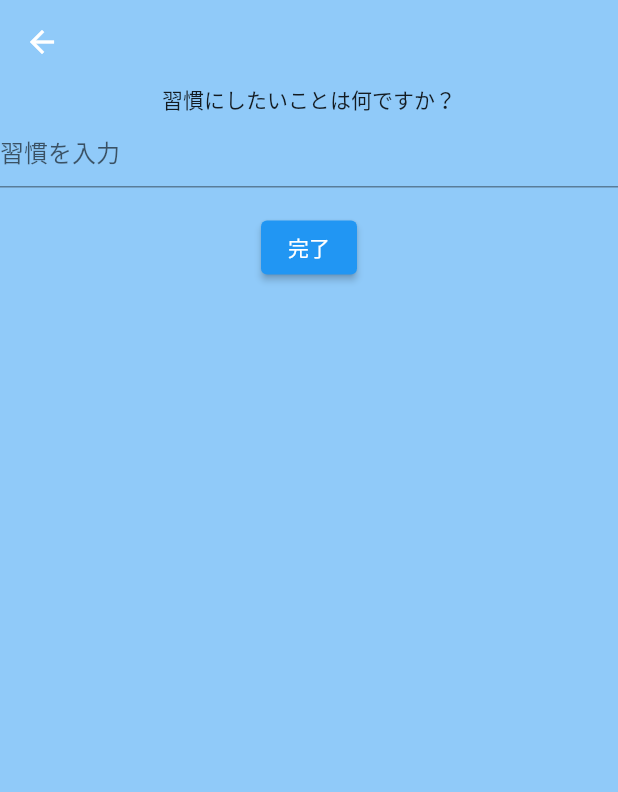
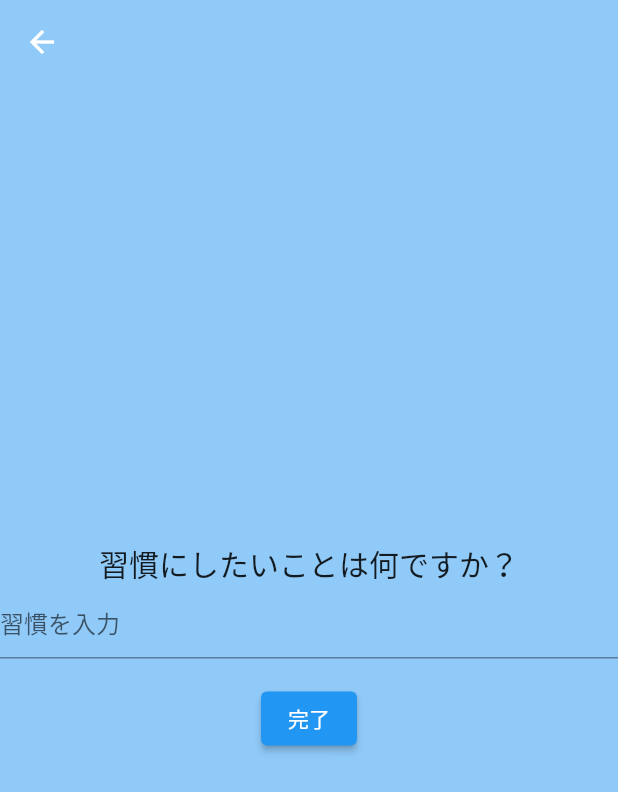
Before and after one commit to 8mamo10/Nikkalogua, a Flutter app: the EditPage screen opened directly, on a phone screen of 412 x 824 dp. Shown: the top 792 px of the screen. Run offline on Flutter 3.47's test engine with Material 2 defaults, Android fonts, the phone set to English and light mode, and no system bars; our stand-ins replace sqflite; accounts and stored records are empty.

Commit message:
Fix position of form

```diff
--- a/nikkalogua/lib/EditPage.dart
+++ b/nikkalogua/lib/EditPage.dart
@@ -28,8 +28,14 @@ class _EditPageState extends State<EditPage> {
             key: _form,
             child: Column(
               crossAxisAlignment: CrossAxisAlignment.center,
+              mainAxisAlignment: MainAxisAlignment.center,
               children: <Widget>[
-                Text("習慣にしたいことは何ですか？"),
+                Text(
+                  "習慣にしたいことは何ですか？",
+                  style: TextStyle(
+                    fontSize: 20,
+                  ),
+                ),
                 TextFormField(
                   decoration: InputDecoration(
                     hintText: '習慣を入力',
```
